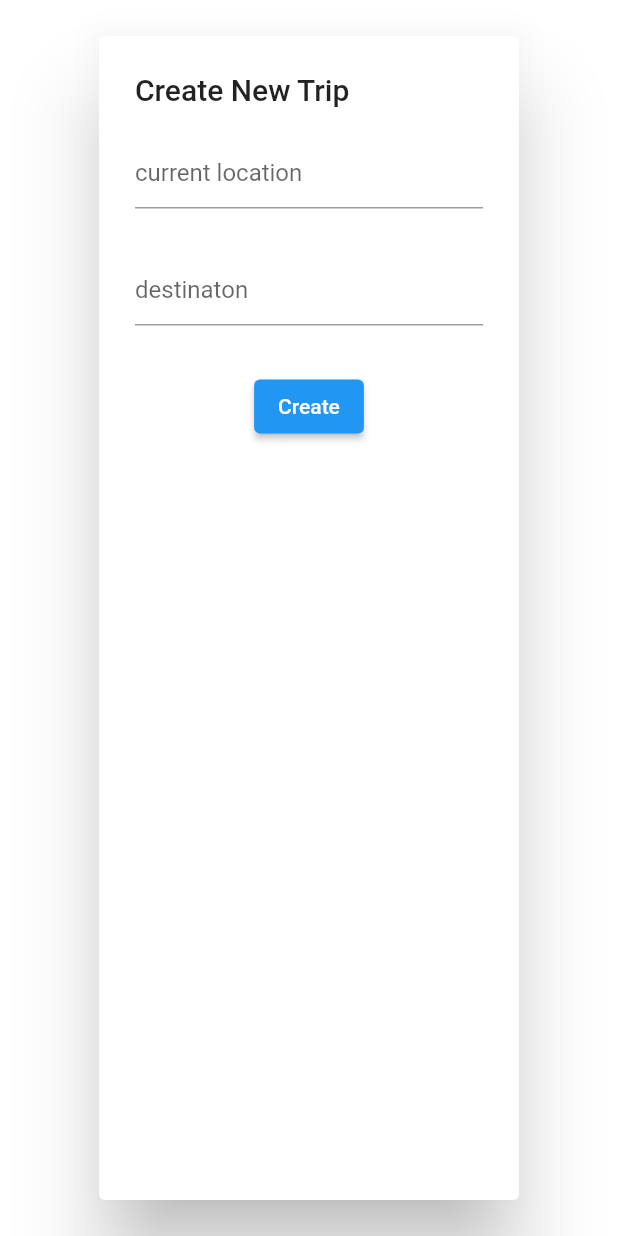
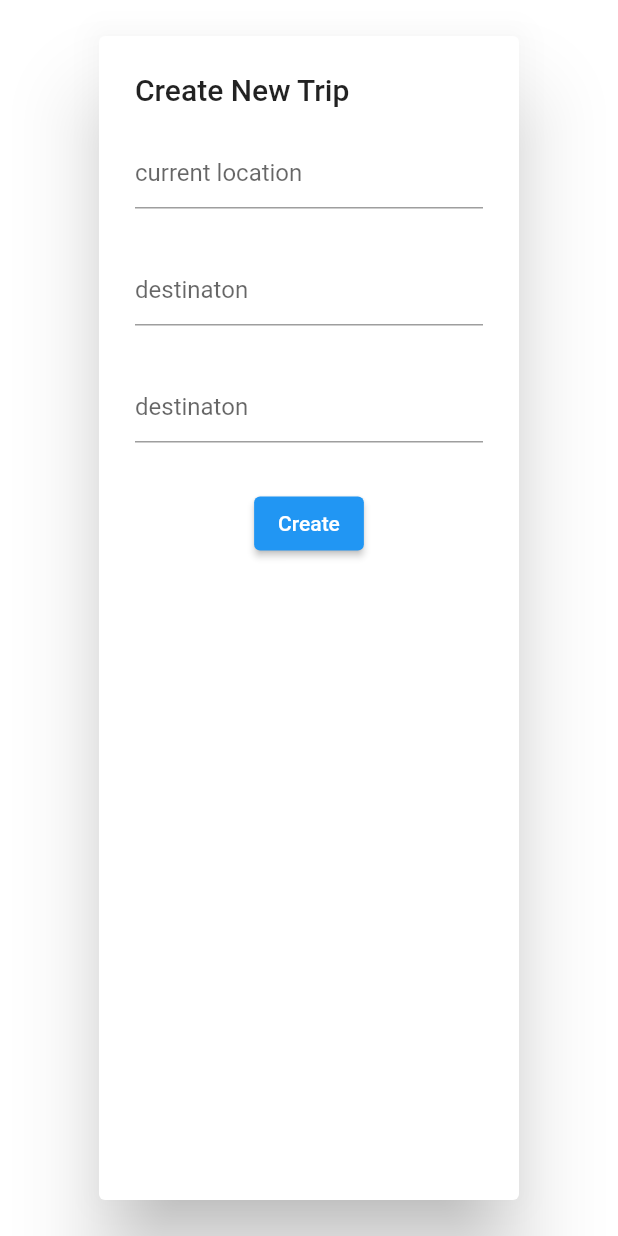
Before and after one commit to shxntanu/AutoInsight, a Flutter app: the New_trip screen opened by its route, after a tap on "Create", on a phone screen of 412 x 824 dp. Run offline on Flutter 3.47's test engine with Material 2 defaults, Android fonts, the phone set to English and light mode, and no system bars; our stand-ins replace animated_text_kit, camera, chewie, cloud_firestore, firebase_auth, firebase_core and 5 more; missing offline and left inert: circle_bottom_navigation_bar; accounts and stored records are empty; network calls fail; Roboto replaces fonts that are missing (San Francisco).

Commit message:
Added controllers to new trip screen

```diff
--- a/autoinsight/lib/screens/dashboard/components/newtrip.dart
+++ b/autoinsight/lib/screens/dashboard/components/newtrip.dart
@@ -1,28 +1,54 @@
 import 'package:flutter/material.dart';
+import 'package:get/get.dart';
+import '../../../controllers/trip_controller.dart';
+import '../../../models/previoustrip.dart';
+
+final tripCtr = Get.put(tripController());
 
 class New_trip extends StatelessWidget {
-  const New_trip({super.key});
+
+  final _ctr1 = TextEditingController();
+  final _ctr2 = TextEditingController();
+  final _ctr3 = TextEditingController();
 
   @override
   Widget build(BuildContext context) {
     return AlertDialog(
       backgroundColor: Colors.white,
-      title: Text('Create New Trip'),
+      title: const Text('Create New Trip'),
       content: Column(
         children: [
           TextField(
-            decoration: InputDecoration(hintText: 'current location'),
+            controller: _ctr1,
+            decoration: const InputDecoration(hintText: 'current location'),
           ),
-          SizedBox(
+          const SizedBox(
             height: 30,
           ),
           TextField(
-            decoration: InputDecoration(hintText: 'destinaton'),
+            controller: _ctr2,
+            decoration: const InputDecoration(hintText: 'destinaton'),
           ),
-          SizedBox(
+          const SizedBox(
             height: 30,
           ),
-          ElevatedButton(onPressed: () {}, child: Text('Create'))
+          TextField(
+            controller: _ctr3,
+            decoration: const InputDecoration(hintText: 'destinaton'),
+          ),
+          const SizedBox(
+            height: 30,
+          ),
+          ElevatedButton(onPressed: () {
+            tripCtr.addTrip(
+              PreviousTrip(
+                start: _ctr1.text,
+                end: _ctr2.text,
+                distance: double.parse(_ctr3.text)
+              )
+            );
+            Get.back();
+          }, child: const Text('Create'))
         ],
       ),
     );
```
